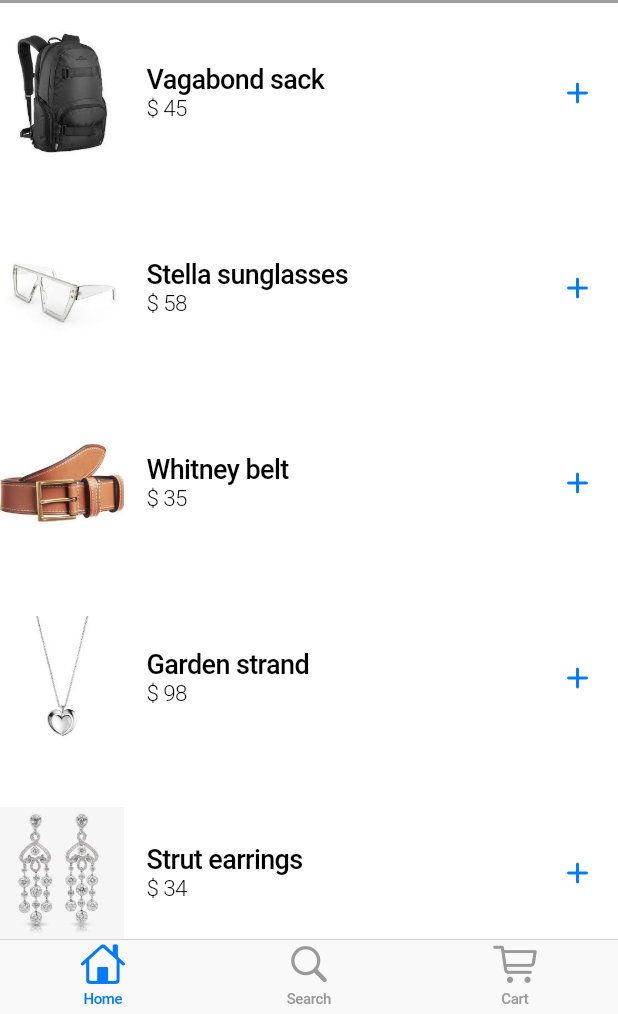
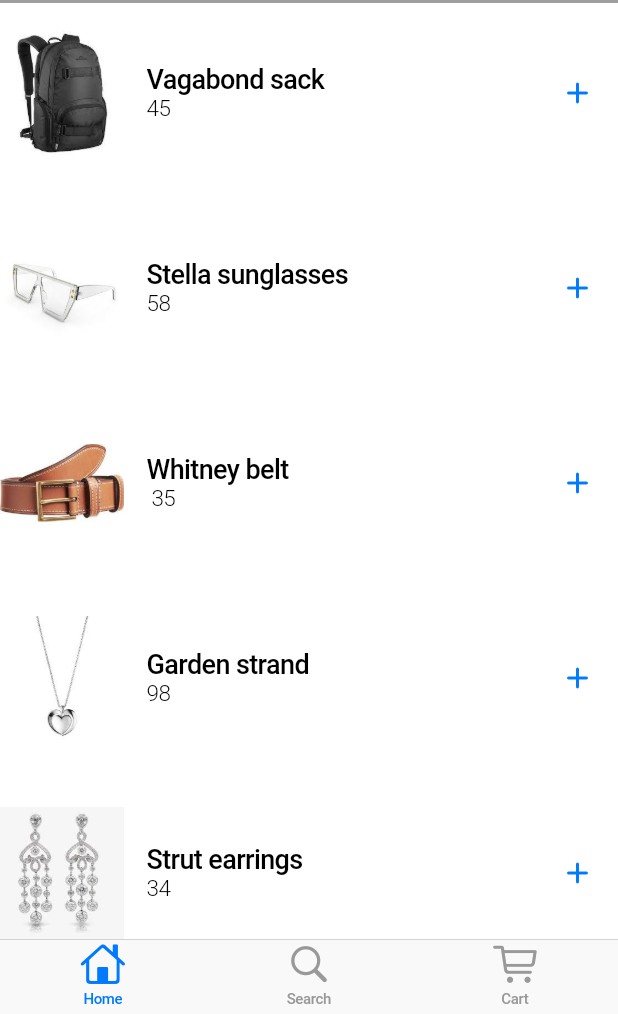
Before and after one commit to jenilkathiriya123/-Cupertino_Store-, a Flutter app: the screen it shows after launch, on a phone screen of 412 x 824 dp, the part 222-1236 px from its top. Run offline on Flutter 3.47's test engine with Material 2 defaults, Android fonts, the phone set to English and light mode, and no system bars.

Commit message:
second update

```diff
--- a/lib/main.dart
+++ b/lib/main.dart
@@ -127,21 +127,23 @@ class _homepageState extends State<homepage> {
                                     padding: const EdgeInsets.only(right: 15),
                                     child: GestureDetector(
                                         onTap: () {
-                                          Global.name = e['name'];
+                                          Global.name = e['title'];
                                           Global.image = e['images'];
                                           Global.price = e['price'];
                                           Global.price2 = e['price2'];
                                           setState(() {
-                                            Map<String, dynamic> myMap = {
+                                            Map<String,dynamic> myList = {
                                               'title': Global.name,
-                                              'images': Global.image,
+                                              'image': Global.image,
                                               'price': Global.price,
                                               'price2': Global.price2,
                                             };
-                                            Global.ItemList.addAll([myMap]);
+                                            Global.ItemList.addAll([myList]);
+                                            Global.total = Global.total + int.parse(e['price']);
+
                                           });
                                         },
-                                        child: Icon(Icons.add_rounded)),
+                                        child: const Icon(Icons.add_rounded)),
                                   ),
                                 ],
                               ),
@@ -216,13 +218,21 @@ class _homepageState extends State<homepage> {
                                   padding: const EdgeInsets.only(right: 5),
                                   child: GestureDetector(
                                       onTap: () {
-                                        Map<String, dynamic> ItemList = {
-                                          'title': Global.name,
-                                          'images': Global.image,
-                                          'price': Global.price,
-                                          'price2': Global.price2,
-                                        };
-                                        Global.Search.addAll([ItemList]);
+                                        Global.name = e['title'];
+                                        Global.image = e['images'];
+                                        Global.price = e['price'];
+                                        Global.price2 = e['price2'];
+                                        setState(() {
+                                          Map<String,dynamic> myList = {
+                                            'title': Global.name,
+                                            'image': Global.image,
+                                            'price': Global.price,
+                                            'price2': Global.price2,
+                                          };
+                                          Global.ItemList.addAll([myList]);
+                                          Global.total = Global.total + int.parse(e['price']);
+
+                                        });
                                       },
                                       child: Icon(Icons.add_rounded)),
                                 ),
@@ -452,7 +462,7 @@ class _homepageState extends State<homepage> {
                               mainAxisAlignment: MainAxisAlignment.end,
                               children: [
                                 Text(
-                                  "Tax : ",
+                                  "\$ Tax : ",
                                   style: TextStyle(
                                       fontSize: 16,
                                       color: (Global.ItemList.isEmpty)
--- a/lib/page/Global.dart
+++ b/lib/page/Global.dart
@@ -3,100 +3,100 @@ class Global {
     {
       'title': "Vagabond sack",
       'images': "assets/images/1.jpeg",
-      'price': "\$ 45",
-      'price2': "45",
+      'price': "45",
+      'price2': 45,
     },
     {
       'title': "Stella sunglasses",
       'images': "assets/images/2.jpeg",
-      'price': "\$ 58",
-      'price2': "58",
+      'price': "58",
+      'price2': 58,
     },
     {
       'title': "Whitney belt",
       'images': "assets/images/3.jpeg",
-      'price': "\$ 35",
-      'price2': "35",
+      'price': " 35",
+      'price2': 35,
     },
     {
       'title': "Garden strand",
       'images': "assets/images/4.jpeg",
-      'price': "\$ 98",
-      'price2': "98",
+      'price': "98",
+      'price2': 98,
     },
     {
       'title': "Strut earrings",
       'images': "assets/images/5.jpeg",
-      'price': "\$ 34",
-      'price2': "34",
+      'price': "34",
+      'price2': 34,
     },
     {
       'title': "Varsity socks",
       'images': "assets/images/6.jpeg",
-      'price': "\$ 12",
-      'price2': "12",
+      'price': "12",
+      'price2': 12,
     },
     {
       'title': "Weave keyring",
       'images': "assets/images/7.jpeg",
-      'price': "\$ 16",
-      'price2': "16",
+      'price': "16",
+      'price2': 16,
     },
     {
       'title': "Shirt",
       'images': "assets/images/8.jpeg",
-      'price': "\$ 110",
-      'price2': "110",
+      'price': "110",
+      'price2': 110,
     },
     {
       'title': "Ring",
       'images': "assets/images/9.jpeg",
-      'price': "\$ 80",
-      'price2': "80",
+      'price': "80",
+      'price2': 80,
     },
     {
       'title': "Bracelet",
       'images': "assets/images/10.jpeg",
-      'price': "\$ 40",
-      'price2': "40",
+      'price': "40",
+      'price2': 40,
     },
   ];
   static List<Map<String, dynamic>> Search = [
     {
       'title': "Chambray shirt",
       'images': "assets/images/Chambray shirt.jpeg",
-      'price': "\$ 70",
-      'price2': "70",
+      'price': "70",
+      'price2': 70,
     },
     {
       'title': "White pinstripe shirt",
       'images': "assets/images/White pinstripe shirt.jpeg",
-      'price': "\$ 75",
-      'price2': "75",
+      'price': "75",
+      'price2': 75,
     },
     {
       'title': "Surf and perf shirt",
       'images': "assets/images/Surf and perf shirt.jpeg",
-      'price': "\$ 48",
-      'price2': "48",
+      'price': "48",
+      'price2': 48,
     },
     {
       'title': "Sunshirt dress",
       'images': "assets/images/sunshirt dress.jpeg",
-      'price': "\$ 58",
-      'price2': "58",
+      'price': "58",
+      'price2': 58,
     },
     {
       'title': "Chambray shirt",
       'images': "assets/images/Chambrayshirt.jpeg",
-      'price': "\$ 38",
-      'price2': "38",
+      'price': "38",
+      'price2': 38,
     },
    ];
-  static List ItemList = [] ;
-  static String? name;
-  static String? image;
-  static String? price;
-  static String? price2;
+  static List<Map<String,dynamic>> ItemList = [] ;
+  static String name =   "";
+  static String image = "";
+  static String price = "" ;
+  static int price2 = 0;
   static int total=0;
 }
```
